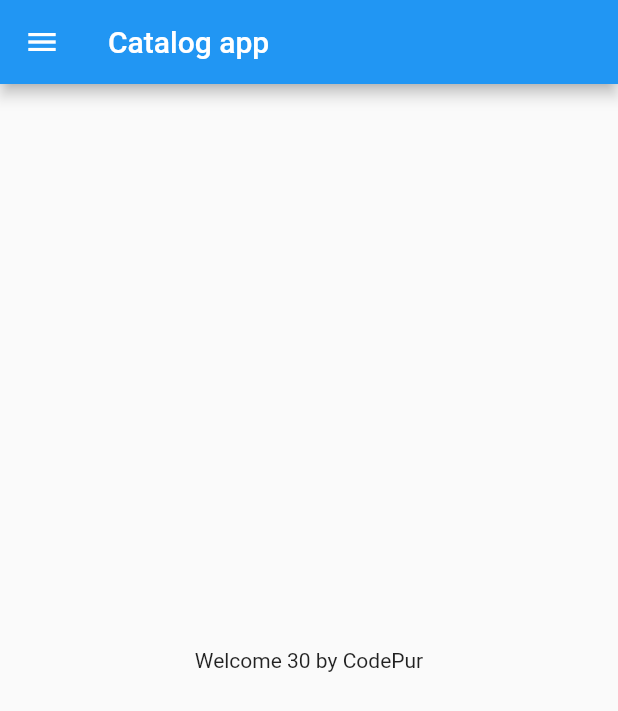
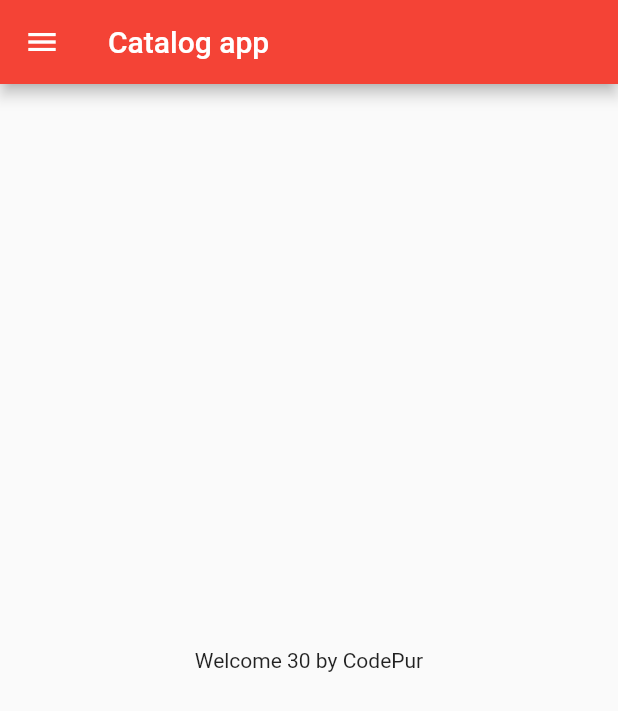
Before and after one commit to lodhik9/Flutter-Catalog, a Flutter app: the screen it shows after launch, on a phone screen of 412 x 824 dp. Shown: the top 711 px of the screen. Run offline on Flutter 3.47's test engine with Material 2 defaults, Android fonts, the phone set to English and light mode, and no system bars.

Commit message:
Day 3 completed

```diff
--- a/lib/main.dart
+++ b/lib/main.dart
@@ -1,6 +1,7 @@
 import 'package:flutter/material.dart';
+import 'package:flutter_catalog/pages/login_page.dart';
 
-import 'home_page.dart';
+import 'pages/home_page.dart';
 
 void main() {
   runApp(MyApp());
@@ -12,7 +13,16 @@ class MyApp extends StatelessWidget {
   @override
   Widget build(BuildContext context) {
     return MaterialApp(
-      home: HomePage(),
+      themeMode: ThemeMode.light,
+      theme: ThemeData(primarySwatch: Colors.red),
+      darkTheme: ThemeData(
+          brightness: Brightness.dark, primarySwatch: Colors.deepPurple),
+      initialRoute: "/home",
+      routes: {
+        "/": (context) => LoginPage(),
+        "/home": (context) => HomePage(),
+        "/login": (context) => LoginPage()
+      },
     );
   }
 }
```
Also changed, not shown: lib/pages/login_page.dart (added, +19 -0 lines), lib/pages/home_page.dart (renamed from lib/home_page.dart).
